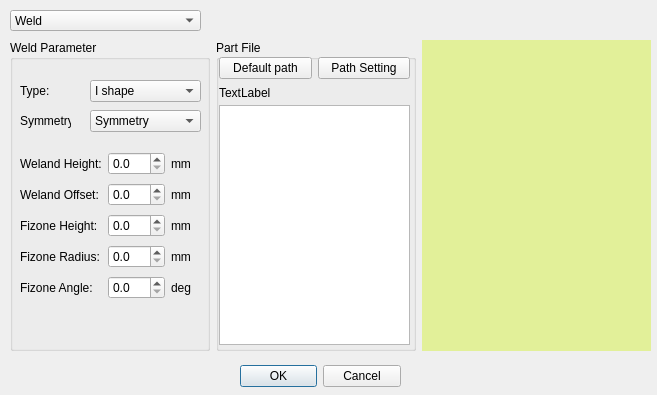
First picture: the form in phascan_view/ui/dialog/DialogWeldPartLoad.ui, repository qinxingying/hello-word, before the edit.
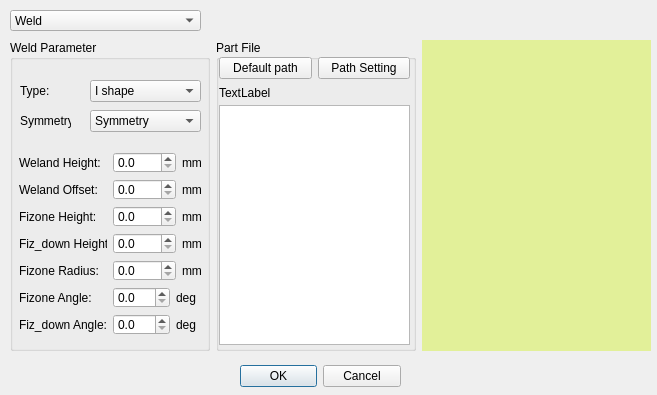
Second picture: the form after the edit. Custom widgets are drawn as their Qt base class.

```diff
--- a/phascan_view/ui/dialog/DialogWeldPartLoad.ui
+++ b/phascan_view/ui/dialog/DialogWeldPartLoad.ui
@@ -187,32 +187,27 @@
       <widget class="QFrame" name="frame_5">
        <property name="geometry">
         <rect>
-         <x>10</x>
-         <y>110</y>
-         <width>181</width>
-         <height>151</height>
+         <x>0</x>
+         <y>103</y>
+         <width>201</width>
+         <height>201</height>
         </rect>
        </property>
        <layout class="QGridLayout" name="gridLayout">
-        <property name="leftMargin">
-         <number>0</number>
-        </property>
-        <property name="topMargin">
-         <number>0</number>
-        </property>
-        <property name="rightMargin">
-         <number>0</number>
-        </property>
-        <property name="bottomMargin">
-         <number>0</number>
-        </property>
-        <item row="0" column="0" colspan="2">
+        <item row="0" column="0">
          <widget class="QLabel" name="LabelWHeight">
           <property name="text">
            <string>Weland Height:</string>
           </property>
          </widget>
         </item>
+        <item row="0" column="1" colspan="2">
+         <widget class="QDoubleSpinBox" name="SpinWHeight">
+          <property name="decimals">
+           <number>1</number>
+          </property>
+         </widget>
+        </item>
         <item row="0" column="3">
          <widget class="QLabel" name="LabelUnitWHeight">
           <property name="text">
@@ -220,13 +215,20 @@
           </property>
          </widget>
         </item>
-        <item row="1" column="0" colspan="2">
+        <item row="1" column="0">
          <widget class="QLabel" name="LabelWOffset">
           <property name="text">
            <string>Weland Offset:</string>
           </property>
          </widget>
         </item>
+        <item row="1" column="1" colspan="2">
+         <widget class="QDoubleSpinBox" name="SpinWoffset">
+          <property name="decimals">
+           <number>1</number>
+          </property>
+         </widget>
+        </item>
         <item row="1" column="3">
          <widget class="QLabel" name="LabelUnitWOffset">
           <property name="text">
@@ -234,13 +236,20 @@
           </property>
          </widget>
         </item>
-        <item row="2" column="0" colspan="2">
+        <item row="2" column="0">
          <widget class="QLabel" name="LabelFHeight">
           <property name="text">
            <string>Fizone Height:</string>
           </property>
          </widget>
         </item>
+        <item row="2" column="1" colspan="2">
+         <widget class="QDoubleSpinBox" name="SpinFHeight">
+          <property name="decimals">
+           <number>1</number>
+          </property>
+         </widget>
+        </item>
         <item row="2" column="3">
          <widget class="QLabel" name="LabelUnitFHeight">
           <property name="text">
@@ -248,69 +257,90 @@
           </property>
          </widget>
         </item>
-        <item row="3" column="0" colspan="2">
+        <item row="3" column="0">
+         <widget class="QLabel" name="LabelFHeight_2">
+          <property name="text">
+           <string>Fiz_down Height:</string>
+          </property>
+         </widget>
+        </item>
+        <item row="3" column="3">
+         <widget class="QLabel" name="LabelUnitFHeight_2">
+          <property name="text">
+           <string>mm</string>
+          </property>
+         </widget>
+        </item>
+        <item row="4" column="0">
          <widget class="QLabel" name="LabelFRadius">
           <property name="text">
            <string>Fizone Radius:</string>
           </property>
          </widget>
         </item>
-        <item row="3" column="3">
+        <item row="4" column="3">
          <widget class="QLabel" name="LabelUnitFRadius">
           <property name="text">
            <string>mm</string>
           </property>
          </widget>
         </item>
-        <item row="4" column="0" colspan="2">
+        <item row="5" column="0">
          <widget class="QLabel" name="LabelFAngle">
           <property name="text">
            <string>Fizone Angle:</string>
           </property>
          </widget>
         </item>
-        <item row="4" column="3">
+        <item row="5" column="1">
+         <widget class="QDoubleSpinBox" name="SpinFAngle">
+          <property name="decimals">
+           <number>1</number>
+          </property>
+         </widget>
+        </item>
+        <item row="5" column="2" colspan="2">
          <widget class="QLabel" name="LabelUnitFAngle">
           <property name="text">
            <string>deg</string>
           </property>
          </widget>
         </item>
-        <item row="0" column="2">
-         <widget class="QDoubleSpinBox" name="SpinWHeight">
-          <property name="decimals">
-           <number>1</number>
+        <item row="6" column="0">
+         <widget class="QLabel" name="LabelFAngle_2">
+          <property name="text">
+           <string>Fiz_down Angle:</string>
           </property>
          </widget>
         </item>
-        <item row="1" column="2">
-         <widget class="QDoubleSpinBox" name="SpinWoffset">
+        <item row="6" column="1">
+         <widget class="QDoubleSpinBox" name="SpinFAngle_2">
           <property name="decimals">
            <number>1</number>
           </property>
          </widget>
         </item>
-        <item row="2" column="2">
-         <widget class="QDoubleSpinBox" name="SpinFHeight">
+        <item row="6" column="2" colspan="2">
+         <widget class="QLabel" name="LabelUnitFAngle_2">
+          <property name="text">
+           <string>deg</string>
+          </property>
+         </widget>
+        </item>
+        <item row="3" column="1" colspan="2">
+         <widget class="QDoubleSpinBox" name="SpinFHeight_2">
           <property name="decimals">
            <number>1</number>
           </property>
          </widget>
         </item>
-        <item row="3" column="2">
+        <item row="4" column="1" colspan="2">
          <widget class="QDoubleSpinBox" name="SpinFRadius">
           <property name="decimals">
            <number>1</number>
           </property>
          </widget>
         </item>
-        <item row="4" column="2">
-         <widget class="QDoubleSpinBox" name="SpinFAngle">
-          <property name="decimals">
-           <number>1</number>
-          </property>
-         </widget>
-        </item>
        </layout>
       </widget>
      </widget>
```
